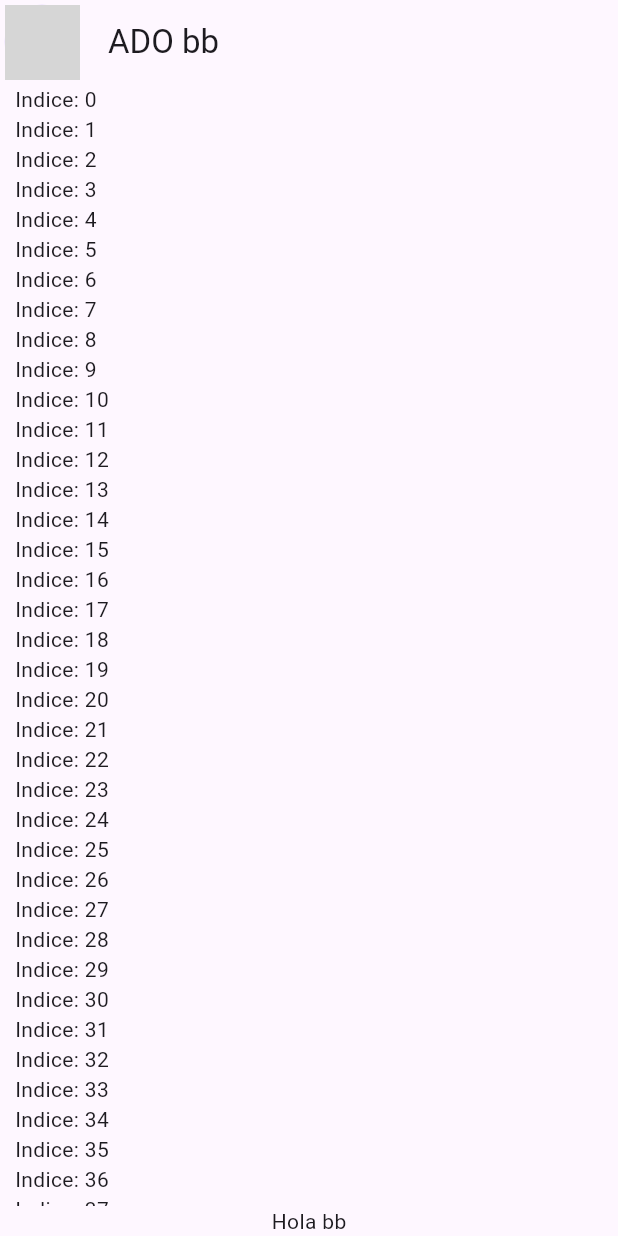
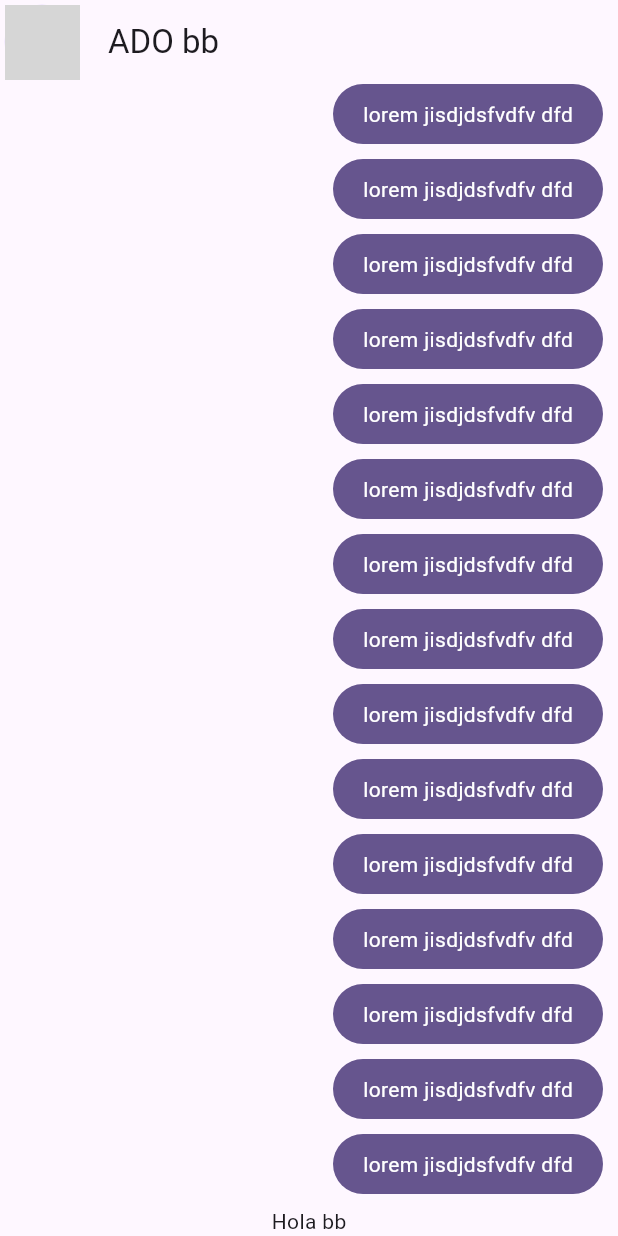
Before and after one commit to iamfister/yes_no_app, a Flutter app: the screen it shows after launch, on a phone screen of 412 x 824 dp. Run offline on Flutter 3.47's test engine with Material 3 defaults, Android fonts, the phone set to English and light mode, and no system bars; network calls fail; grey boxes are pictures that could not be loaded.

Commit message:
Burbujas de chat - mios

```diff
--- a/lib/main.dart
+++ b/lib/main.dart
@@ -1,6 +1,6 @@
 import 'package:flutter/material.dart';
 import 'package:yes_no_app/config/theme/app_theme.dart';
-import 'package:yes_no_app/presentation/chat_screen.dart';
+import 'package:yes_no_app/presentation/screens/chat/chat_screen.dart';
 
 void main() => runApp(const MyApp());
 
--- a/lib/presentation/chat_screen.dart
+++ b/lib/presentation/screens/chat/chat_screen.dart
@@ -1,4 +1,5 @@
 import 'package:flutter/material.dart';
+import 'package:yes_no_app/presentation/widgets/chat/my_message_bubble.dart';
 
 class ChatScreen extends StatelessWidget {
   const ChatScreen({super.key});
@@ -16,7 +17,7 @@ class ChatScreen extends StatelessWidget {
         title: const Text('ADO bb'),
         centerTitle: false,
       ),
-      body: _ChatView(),
+      body: const _ChatView(),
     );
   }
 }
@@ -35,7 +36,7 @@ class _ChatView extends StatelessWidget {
               child: ListView.builder(
                 itemCount: 100,
                 itemBuilder: (context, index) {
-                  return Text('Indice: $index');
+                  return const MyMessageBubble();
                 },
               )
             ),
--- /dev/null
+++ b/lib/presentation/widgets/chat/my_message_bubble.dart
@@ -0,0 +1,27 @@
+import 'package:flutter/material.dart';
+
+class MyMessageBubble extends StatelessWidget {
+  const MyMessageBubble({super.key});
+
+  @override
+  Widget build(BuildContext context) {
+    final colors = Theme.of(context).colorScheme;
+
+    return Column(
+      crossAxisAlignment: CrossAxisAlignment.end,
+      children: [
+        Container(
+          decoration: BoxDecoration(
+            color: colors.primary,
+            borderRadius: BorderRadius.circular(20)
+          ),
+          child: const Padding(
+            padding: EdgeInsets.symmetric(horizontal: 20, vertical: 10),
+            child: Text('lorem jisdjdsfvdfv dfd', style: TextStyle(color: Colors.white),),
+          ),
+        ),
+        const SizedBox(height: 10,)
+      ],
+    );
+  }
+}
```
